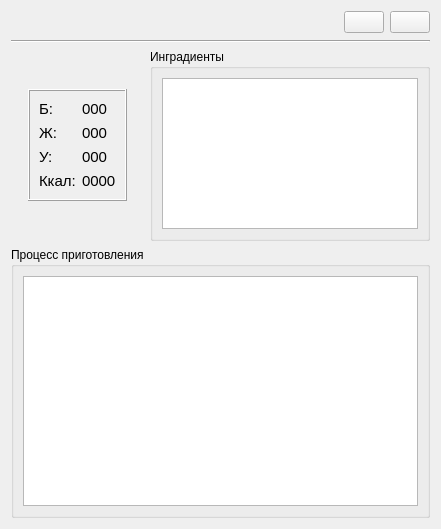
Galoev/nutritionist-helper, file project/forms/Recipe_info.ui: the form before one commit.
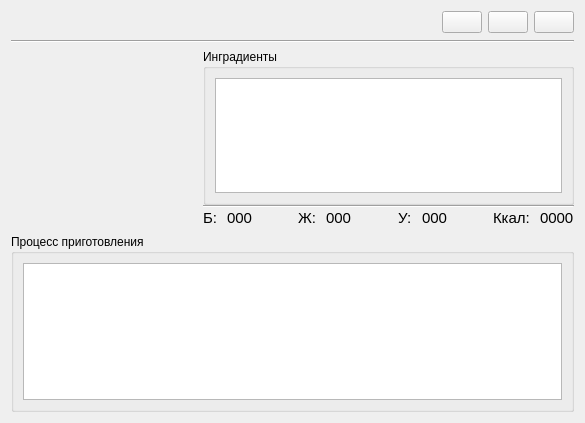
The form after the commit. Icons and pictures are not drawn. Custom widgets are drawn as their Qt base class.

Patch:
```diff
--- a/project/forms/Recipe_info.ui
+++ b/project/forms/Recipe_info.ui
@@ -6,16 +6,16 @@
    <rect>
     <x>0</x>
     <y>0</y>
-    <width>441</width>
-    <height>529</height>
+    <width>585</width>
+    <height>423</height>
    </rect>
   </property>
   <property name="windowTitle">
    <string>Информация о рецепте</string>
   </property>
-  <layout class="QVBoxLayout" name="verticalLayout_3" stretch="0,1,1,2">
+  <layout class="QVBoxLayout" name="verticalLayout_4" stretch="0,0,1,1">
    <item>
-    <layout class="QHBoxLayout" name="horizontalLayout">
+    <layout class="QHBoxLayout" name="horizontalLayout" stretch="0,1,0,0,0">
      <item>
       <widget class="QLabel" name="label_recipeName">
        <property name="font">
@@ -42,6 +42,14 @@
        </property>
       </spacer>
      </item>
+     <item>
+      <widget class="QPushButton" name="pushButton_print">
+       <property name="icon">
+        <iconset resource="../rec.qrc">
+         <normaloff>:/resources/printer.png</normaloff>:/resources/printer.png</iconset>
+       </property>
+      </widget>
+     </item>
      <item>
       <widget class="QPushButton" name="pushButton_recipeEdit">
        <property name="icon">
@@ -68,180 +76,24 @@
     </widget>
    </item>
    <item>
-    <layout class="QHBoxLayout" name="horizontalLayout_2">
-     <item>
-      <layout class="QGridLayout" name="gridLayout">
-       <item row="1" column="2">
-        <spacer name="horizontalSpacer_2">
-         <property name="orientation">
-          <enum>Qt::Horizontal</enum>
-         </property>
-         <property name="sizeHint" stdset="0">
-          <size>
-           <width>0</width>
-           <height>20</height>
-          </size>
-         </property>
-        </spacer>
-       </item>
-       <item row="2" column="1">
-        <spacer name="verticalSpacer_2">
-         <property name="orientation">
-          <enum>Qt::Vertical</enum>
-         </property>
-         <property name="sizeHint" stdset="0">
-          <size>
-           <width>0</width>
-           <height>40</height>
-          </size>
-         </property>
-        </spacer>
-       </item>
-       <item row="0" column="1">
-        <spacer name="verticalSpacer">
-         <property name="orientation">
-          <enum>Qt::Vertical</enum>
-         </property>
-         <property name="sizeHint" stdset="0">
-          <size>
-           <width>0</width>
-           <height>40</height>
-          </size>
-         </property>
-        </spacer>
-       </item>
-       <item row="1" column="1">
-        <widget class="QFrame" name="frame_2">
-         <property name="frameShape">
-          <enum>QFrame::Box</enum>
-         </property>
-         <property name="frameShadow">
-          <enum>QFrame::Raised</enum>
-         </property>
-         <layout class="QFormLayout" name="formLayout">
-          <property name="rowWrapPolicy">
-           <enum>QFormLayout::WrapLongRows</enum>
-          </property>
-          <item row="0" column="0">
-           <widget class="QLabel" name="label_protein">
-            <property name="font">
-             <font>
-              <pointsize>11</pointsize>
-             </font>
-            </property>
-            <property name="text">
-             <string>Б:</string>
-            </property>
-           </widget>
-          </item>
-          <item row="0" column="1">
-           <widget class="QLabel" name="label_numProtein">
-            <property name="font">
-             <font>
-              <pointsize>11</pointsize>
-             </font>
-            </property>
-            <property name="text">
-             <string>000</string>
-            </property>
-           </widget>
-          </item>
-          <item row="1" column="0">
-           <widget class="QLabel" name="label_fats">
-            <property name="font">
-             <font>
-              <pointsize>11</pointsize>
-             </font>
-            </property>
-            <property name="text">
-             <string>Ж:</string>
-            </property>
-           </widget>
-          </item>
-          <item row="1" column="1">
-           <widget class="QLabel" name="label_numFats">
-            <property name="font">
-             <font>
-              <pointsize>11</pointsize>
-             </font>
-            </property>
-            <property name="text">
-             <string>000</string>
-            </property>
-           </widget>
-          </item>
-          <item row="2" column="0">
-           <widget class="QLabel" name="label_carbohydrates">
-            <property name="font">
-             <font>
-              <pointsize>11</pointsize>
-             </font>
-            </property>
-            <property name="text">
-             <string>У:</string>
-            </property>
-           </widget>
-          </item>
-          <item row="2" column="1">
-           <widget class="QLabel" name="label_numCarbohydrates">
-            <property name="font">
-             <font>
-              <pointsize>11</pointsize>
-             </font>
-            </property>
-            <property name="text">
-             <string>000</string>
-            </property>
-           </widget>
-          </item>
-          <item row="3" column="0">
-           <widget class="QLabel" name="label_kcal">
-            <property name="font">
-             <font>
-              <pointsize>11</pointsize>
-             </font>
-            </property>
-            <property name="text">
-             <string>Ккал:</string>
-            </property>
-           </widget>
-          </item>
-          <item row="3" column="1">
-           <widget class="QLabel" name="label_numKcal">
-            <property name="font">
-             <font>
-              <pointsize>11</pointsize>
-             </font>
-            </property>
-            <property name="text">
-             <string>0000</string>
-            </property>
-           </widget>
-          </item>
-         </layout>
-        </widget>
-       </item>
-       <item row="1" column="0">
-        <spacer name="horizontalSpacer_3">
-         <property name="orientation">
-          <enum>Qt::Horizontal</enum>
-         </property>
-         <property name="sizeHint" stdset="0">
-          <size>
-           <width>0</width>
-           <height>20</height>
-          </size>
-         </property>
-        </spacer>
-       </item>
-      </layout>
-     </item>
+    <layout class="QHBoxLayout" name="horizontalLayout_7" stretch="1,2">
+     <property name="sizeConstraint">
+      <enum>QLayout::SetMinimumSize</enum>
+     </property>
+     <item>
+      <widget class="AttachPhotoWidget" name="widget_image" native="true"/>
+     </item>
+     <item>
+      <layout class="QVBoxLayout" name="verticalLayout_3" stretch="1,0,0">
+       <property name="spacing">
+        <number>0</number>
+       </property>
      <item>
       <widget class="QGroupBox" name="groupBox_2">
        <property name="title">
         <string>Инградиенты</string>
        </property>
-       <layout class="QVBoxLayout" name="verticalLayout_2">
+         <layout class="QVBoxLayout" name="verticalLayout_2" stretch="0">
         <item>
          <widget class="QTableWidget" name="tableWidget_ingredientList">
           <property name="sizePolicy">
@@ -303,6 +155,173 @@
        </layout>
       </widget>
      </item>
+       <item>
+        <widget class="Line" name="line_2">
+         <property name="orientation">
+          <enum>Qt::Horizontal</enum>
+         </property>
+        </widget>
+       </item>
+       <item>
+        <layout class="QHBoxLayout" name="horizontalLayout_6" stretch="1,0,1,0,1,0,1">
+         <property name="spacing">
+          <number>10</number>
+         </property>
+         <item>
+          <layout class="QHBoxLayout" name="horizontalLayout_2">
+           <item>
+            <widget class="QLabel" name="label_protein">
+             <property name="font">
+              <font>
+               <pointsize>11</pointsize>
+              </font>
+             </property>
+             <property name="text">
+              <string>Б:</string>
+             </property>
+            </widget>
+           </item>
+           <item>
+            <widget class="QLabel" name="label_numProtein">
+             <property name="font">
+              <font>
+               <pointsize>11</pointsize>
+              </font>
+             </property>
+             <property name="text">
+              <string>000</string>
+             </property>
+            </widget>
+           </item>
+          </layout>
+         </item>
+         <item>
+          <spacer name="horizontalSpacer_2">
+           <property name="orientation">
+            <enum>Qt::Horizontal</enum>
+           </property>
+           <property name="sizeHint" stdset="0">
+            <size>
+             <width>100</width>
+             <height>20</height>
+            </size>
+           </property>
+          </spacer>
+         </item>
+         <item>
+          <layout class="QHBoxLayout" name="horizontalLayout_3">
+           <item>
+            <widget class="QLabel" name="label_fats">
+             <property name="font">
+              <font>
+               <pointsize>11</pointsize>
+              </font>
+             </property>
+             <property name="text">
+              <string>Ж:</string>
+             </property>
+            </widget>
+           </item>
+           <item>
+            <widget class="QLabel" name="label_numFats">
+             <property name="font">
+              <font>
+               <pointsize>11</pointsize>
+              </font>
+             </property>
+             <property name="text">
+              <string>000</string>
+             </property>
+            </widget>
+           </item>
+          </layout>
+         </item>
+         <item>
+          <spacer name="horizontalSpacer_3">
+           <property name="orientation">
+            <enum>Qt::Horizontal</enum>
+           </property>
+           <property name="sizeHint" stdset="0">
+            <size>
+             <width>100</width>
+             <height>20</height>
+            </size>
+           </property>
+          </spacer>
+         </item>
+         <item>
+          <layout class="QHBoxLayout" name="horizontalLayout_4">
+           <item>
+            <widget class="QLabel" name="label_carbohydrates">
+             <property name="font">
+              <font>
+               <pointsize>11</pointsize>
+              </font>
+             </property>
+             <property name="text">
+              <string>У:</string>
+             </property>
+            </widget>
+           </item>
+           <item>
+            <widget class="QLabel" name="label_numCarbohydrates">
+             <property name="font">
+              <font>
+               <pointsize>11</pointsize>
+              </font>
+             </property>
+             <property name="text">
+              <string>000</string>
+             </property>
+            </widget>
+           </item>
+          </layout>
+         </item>
+         <item>
+          <spacer name="horizontalSpacer_4">
+           <property name="orientation">
+            <enum>Qt::Horizontal</enum>
+           </property>
+           <property name="sizeHint" stdset="0">
+            <size>
+             <width>100</width>
+             <height>20</height>
+            </size>
+           </property>
+          </spacer>
+         </item>
+         <item>
+          <layout class="QHBoxLayout" name="horizontalLayout_5">
+           <item>
+            <widget class="QLabel" name="label_kcal">
+             <property name="font">
+              <font>
+               <pointsize>11</pointsize>
+              </font>
+             </property>
+             <property name="text">
+              <string>Ккал:</string>
+             </property>
+            </widget>
+           </item>
+           <item>
+            <widget class="QLabel" name="label_numKcal">
+             <property name="font">
+              <font>
+               <pointsize>11</pointsize>
+              </font>
+             </property>
+             <property name="text">
+              <string>0000</string>
+             </property>
+            </widget>
+           </item>
+          </layout>
+         </item>
+        </layout>
+       </item>
+      </layout>
+     </item>
     </layout>
    </item>
    <item>
@@ -310,7 +329,7 @@
      <property name="title">
       <string>Процесс приготовления</string>
      </property>
-     <layout class="QVBoxLayout" name="verticalLayout">
+     <layout class="QVBoxLayout" name="verticalLayout" stretch="0">
       <item>
        <widget class="QTableWidget" name="tableWidget_recipeDescription">
         <property name="editTriggers">
@@ -349,6 +368,14 @@
    </item>
   </layout>
  </widget>
+ <customwidgets>
+  <customwidget>
+   <class>AttachPhotoWidget</class>
+   <extends>QWidget</extends>
+   <header location="global">widgets/AttachPhotoWidget.h</header>
+   <container>1</container>
+  </customwidget>
+ </customwidgets>
  <tabstops>
   <tabstop>pushButton_recipeEdit</tabstop>
   <tabstop>pushButton_delete</tabstop>
```
Lines whose indentation alone changed are shown as unchanged.
